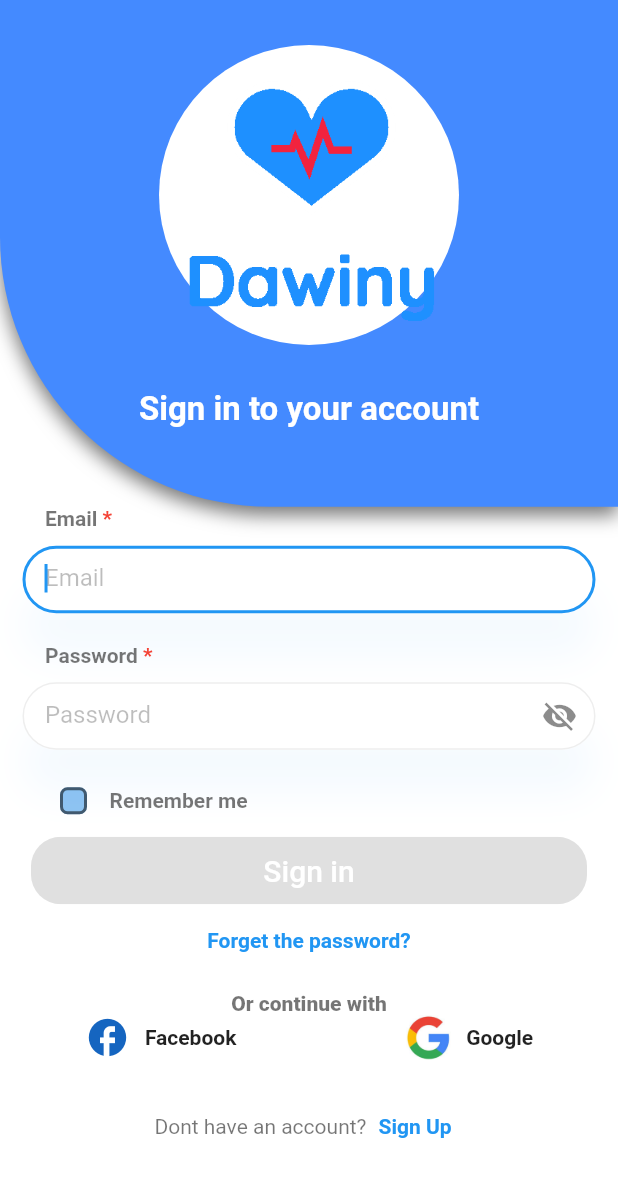
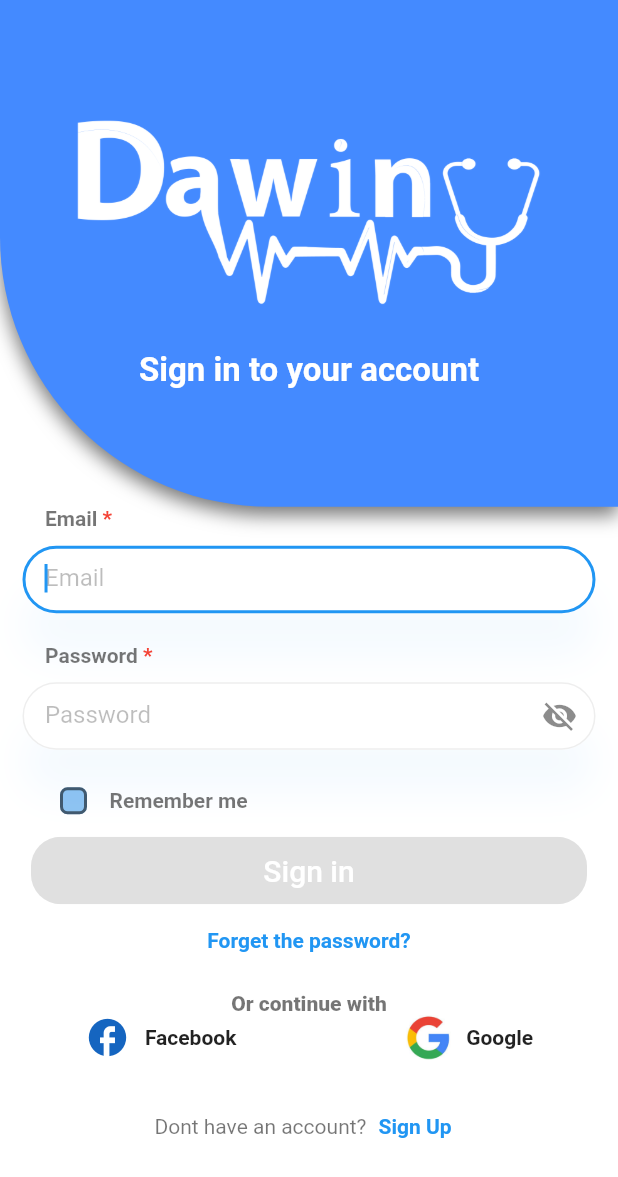
Before and after one commit to wshehab99/dawiny, a Flutter app: the screen it shows after launch, after a tap on "skip", after a tap on "Sign Up", after a tap on "Sign In", on a phone screen of 412 x 824 dp. Shown: the top 1177 px of the screen. Run offline on Flutter 3.47's test engine with Material 2 defaults, Android fonts, the phone set to English and light mode, and no system bars; our stand-ins replace flutter_screenutil, flutter_svg, smooth_page_indicator.

Commit message:
make doctor list work and add logo in heigh resoultion

```diff
--- a/lib/teriaq/app.dart
+++ b/lib/dawiny/app.dart
@@ -3,8 +3,8 @@ import 'package:find_doctor/screens/welcome/welcomescreen.dart';
 import 'package:flutter/material.dart';
 import 'package:flutter_screenutil/flutter_screenutil.dart';
 
-class Teriaq extends StatelessWidget {
-  const Teriaq({Key? key}) : super(key: key);
+class Dawiny extends StatelessWidget {
+  const Dawiny({Key? key}) : super(key: key);
 
   @override
   Widget build(BuildContext context) {
@@ -20,7 +20,7 @@ class Teriaq extends StatelessWidget {
               primarySwatch: Colors.blue,
             ),
             home: const SplashScreen(),
-            routes: {"WelcomeScreen": (context) => WelcomeScreen()},
+            routes: {"WelcomeScreen": (context) => const WelcomeScreen()},
           );
         });
   }
--- a/lib/main.dart
+++ b/lib/main.dart
@@ -1,6 +1,6 @@
-import 'package:find_doctor/teriaq/app.dart';
+import 'package:find_doctor/dawiny/app.dart';
 import 'package:flutter/material.dart';
 
 void main() {
-  runApp(const Teriaq());
+  runApp(const Dawiny());
 }
--- a/lib/screens/registration/registration.dart
+++ b/lib/screens/registration/registration.dart
@@ -18,33 +18,25 @@ class RegistrationScreen extends StatelessWidget {
             child: Column(
               mainAxisAlignment: MainAxisAlignment.center,
               children: [
+                SizedBox(
+                  height: MediaQuery.of(context).size.height * 0.3,
+                ),
                 Image(
-                  image: AssetImage('assets/Dawiny-logos_white.png'),
-                  height: 500,
-                  width: 500,
+                  image: const AssetImage(
+                    'assets/images/dawiny_logo.png',
+                  ),
+                  width: MediaQuery.of(context).size.width * 0.9,
                   fit: BoxFit.cover,
                 ),
-
-                // Container(
-                //   clipBehavior: Clip.antiAlias,
-                //   child: Image(
-                //     image: AssetImage('assets/images/teriaq.PNG'),
-                //   ),
-                //   decoration: BoxDecoration(
-                //     borderRadius: BorderRadius.circular(80),
-                //     color: Colors.white,
-                //   ),
-                //   height: 150,
-                // ),
-                const SizedBox(
-                  height: 1,
+                SizedBox(
+                  height: MediaQuery.of(context).size.height * 0.1,
                 ),
                 const Text(
                   "Welcome To Dawiny!",
                   style: TextStyle(fontSize: 23, fontWeight: FontWeight.w500),
                 ),
-                const SizedBox(
-                  height: 50,
+                SizedBox(
+                  height: MediaQuery.of(context).size.height * 0.1,
                 ),
                 AppButton(
                   text: "Sign Up",
@@ -54,7 +46,7 @@ class RegistrationScreen extends StatelessWidget {
                   onPressed: () {
                     Navigator.pushReplacement(
                       context,
-                      MaterialPageRoute(builder: (context) => SignUp()),
+                      MaterialPageRoute(builder: (context) => const SignUp()),
                     );
                   },
                 ),
@@ -69,7 +61,7 @@ class RegistrationScreen extends StatelessWidget {
                   onPressed: () {
                     Navigator.pushReplacement(
                       context,
-                      MaterialPageRoute(builder: (context) => SignIn()),
+                      MaterialPageRoute(builder: (context) => const SignIn()),
                     );
                   },
                 ),
--- a/lib/screens/signin/signin.dart
+++ b/lib/screens/signin/signin.dart
@@ -46,30 +46,29 @@ class _SignInState extends State<SignIn> {
                       color: Colors.black54)
                 ]),
             child: Column(
-              children: const [
-                SizedBox(
+              children: [
+                const SizedBox(
+                  height: 80,
+                ),
+                Image(
+                  image: const AssetImage(
+                    'assets/images/dawiny_logo.png',
+                  ),
+                  color: Colors.white,
+                  width: MediaQuery.of(context).size.width * 0.75,
+                  fit: BoxFit.cover,
+                ),
+                const SizedBox(
                   height: 30,
                 ),
-                CircleAvatar(
-                  backgroundColor: Colors.white,
-                  radius: 100,
-                  child: Image(
-                    image: AssetImage('assets/Dawiny-logos_white.png'),
-                    height: double.infinity,
-                    fit: BoxFit.fitHeight,
-                  ),
-                ),
-                SizedBox(
-                  height: 30,
-                ),
-                Text(
+                const Text(
                   "Sign in to your account",
                   style: TextStyle(
                       fontSize: 22,
                       fontWeight: FontWeight.bold,
                       color: Colors.white),
                 ),
-                SizedBox(
+                const SizedBox(
                   height: 20,
                 ),
               ],
--- a/lib/screens/signup/signup.dart
+++ b/lib/screens/signup/signup.dart
@@ -47,30 +47,26 @@ class _SignUpState extends State<SignUp> {
                         color: Colors.black54)
                   ]),
               child: Column(
-                children: const [
-                  SizedBox(
+                children: [
+                  const SizedBox(
+                    height: 30,
+                  ),
+                  Image(
+                    image: const AssetImage("assets/images/dawiny_logo.png"),
+                    width: MediaQuery.of(context).size.width * 0.8,
+                    color: Colors.white,
+                  ),
+                  const SizedBox(
                     height: 20,
                   ),
-                  CircleAvatar(
-                    backgroundColor: Colors.white,
-                    radius: 50,
-                    child: Image(
-                      image: AssetImage('assets/Dawiny-logos_white.png'),
-                      height: double.infinity,
-                      fit: BoxFit.fitHeight,
-                    ),
-                  ),
-                  SizedBox(
-                    height: 30,
-                  ),
-                  Text(
+                  const Text(
                     "Sign up for free",
                     style: TextStyle(
                         fontSize: 22,
                         fontWeight: FontWeight.bold,
                         color: Colors.white),
                   ),
-                  SizedBox(
+                  const SizedBox(
                     height: 20,
                   ),
                 ],
@@ -80,7 +76,7 @@ class _SignUpState extends State<SignUp> {
                 key: _formKey,
                 child: Column(
                   children: [
-                    SizedBox(
+                    const SizedBox(
                       height: 20,
                     ),
                     TeriaqTextField(
@@ -198,7 +194,7 @@ class _SignUpState extends State<SignUp> {
                     onPressed: () {
                       Navigator.pushReplacement(context,
                           MaterialPageRoute(builder: (context) {
-                        return SignIn();
+                        return const SignIn();
                       }));
                     },
                     child: const Text(
--- a/lib/screens/splash/splash_screen.dart
+++ b/lib/screens/splash/splash_screen.dart
@@ -1,7 +1,6 @@
 import 'dart:async';
-import 'package:find_doctor/screens/congrats_screen/congratesScreen.dart';
+
 import 'package:find_doctor/screens/welcome/welcomescreen.dart';
-import 'package:flutter_screenutil/flutter_screenutil.dart';
 import 'package:flutter/material.dart';
 
 class SplashScreen extends StatefulWidget {
@@ -22,7 +21,7 @@ class _SplashScreenState extends State<SplashScreen> {
         (() {
           Navigator.pushReplacement(
             context,
-            MaterialPageRoute(builder: (context) => WelcomeScreen()),
+            MaterialPageRoute(builder: (context) => const WelcomeScreen()),
           );
         }),
       );
@@ -34,11 +33,10 @@ class _SplashScreenState extends State<SplashScreen> {
     return Scaffold(
       backgroundColor: Colors.white,
       body: Center(
-        child: Container(
-          height: 500.h,
-          width: 500.h,
+        child: SizedBox(
+          width: MediaQuery.of(context).size.width * 0.9,
           child: Image.asset(
-            'assets/images/Dawiny-logos_white.png',
+            'assets/images/dawiny_logo.png',
             fit: BoxFit.cover,
           ),
         ),
--- a/lib/screens/welcome/welcomescreen.dart
+++ b/lib/screens/welcome/welcomescreen.dart
@@ -46,7 +46,7 @@ class _WelcomeScreenState extends State<WelcomeScreen> {
                   title: 'video consulting'),
             ],
           ),
-          Container(
+          SizedBox(
             width: ScreenUtil().screenWidth,
             child: Column(
               mainAxisAlignment: MainAxisAlignment.end,
@@ -61,29 +61,28 @@ class _WelcomeScreenState extends State<WelcomeScreen> {
                     Navigator.pushReplacement(
                       context,
                       MaterialPageRoute(
-                          builder: (context) => RegistrationScreen()),
+                          builder: (context) => const RegistrationScreen()),
                     );
                   },
-                  child: Text(
+                  child: const Text(
                     'skip',
                     style: TextStyle(fontSize: 20),
                   ),
                 ),
                 Padding(
                   padding: const EdgeInsets.only(top: 10.0, bottom: 15),
-                  child: Container(
                   child: AppButton(
                     text: curentPage < 2 ? 'Next' : 'Done',
                     onPressed: () {
                       if (curentPage < 2) {
                         _controller.nextPage(
-                              duration: Duration(seconds: 1),
+                            duration: const Duration(seconds: 1),
                             curve: Curves.easeInOut);
                       } else {
                         Navigator.pushReplacement(
                           context,
                           MaterialPageRoute(
-                                builder: (context) => RegistrationScreen()),
+                              builder: (context) => const RegistrationScreen()),
                         );
                       }
                     },
@@ -92,19 +91,16 @@ class _WelcomeScreenState extends State<WelcomeScreen> {
                     borderradius: BorderRadius.circular(60),
                   ),
                 ),
-                ),
                 Padding(
                   padding: const EdgeInsets.symmetric(vertical: 25),
-                  child: Container(
                   child: SmoothPageIndicator(
                     controller: _controller,
                     count: 3,
-                      effect: SlideEffect(
+                    effect: const SlideEffect(
                       dotColor: Color.fromARGB(134, 158, 158, 158),
                       activeDotColor: Color.fromARGB(255, 88, 139, 206),
                       dotWidth: 10.0,
                       dotHeight: 10.0,
-                      ),
                     ),
                   ),
                 ),
--- a/pubspec.yaml
+++ b/pubspec.yaml
@@ -71,7 +71,7 @@ flutter:
   assets:
     - assets/images/
     - assets/icons/
-    - assets/Dawiny-logos_white.png
+
 
   # An image asset can refer to one or more resolution-specific "variants", see
   # https://flutter.dev/assets-and-images/#resolution-aware.
```
Also changed, not shown: lib/screens/doctors/doctor_list_screen.dart (+39 -7 lines), lib/screens/doctors/doctor_list_widget..dart (+7 -12 lines), lib/screens/gridpage/gridpage.dart (+4 -4 lines), lib/shared/searchBar.dart (+7 -5 lines), assets/Dawiny-logos_white.png (deleted), assets/images/Dawiny-logos_white.png (deleted), assets/images/dawiny_logo.png (added), 1 other file. Lines whose indentation alone changed are shown as unchanged.
